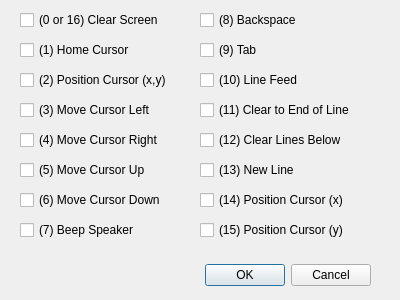
First picture: the form in propside/TermPrefs.ui, repository parallaxinc/SimpleIDE, before the edit.
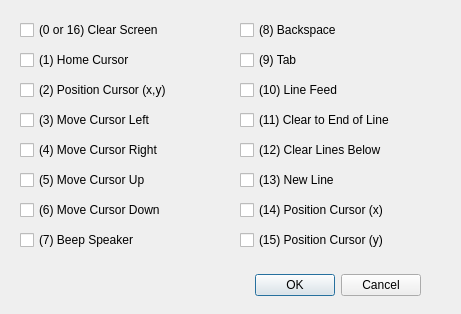
Second picture: the form after the edit.

What changed in the file:
```diff
--- a/propside/TermPrefs.ui
+++ b/propside/TermPrefs.ui
@@ -6,8 +6,8 @@
    <rect>
     <x>0</x>
     <y>0</y>
-    <width>400</width>
-    <height>300</height>
+    <width>461</width>
+    <height>314</height>
    </rect>
   </property>
   <property name="windowTitle">
@@ -17,8 +17,8 @@
    <property name="geometry">
     <rect>
      <x>30</x>
-     <y>260</y>
-     <width>341</width>
+     <y>270</y>
+     <width>391</width>
      <height>31</height>
     </rect>
    </property>
@@ -33,8 +33,8 @@
    <property name="geometry">
     <rect>
      <x>20</x>
-     <y>10</y>
-     <width>156</width>
+     <y>20</y>
+     <width>201</width>
      <height>20</height>
     </rect>
    </property>
@@ -46,8 +46,8 @@
    <property name="geometry">
     <rect>
      <x>20</x>
-     <y>40</y>
-     <width>123</width>
+     <y>50</y>
+     <width>201</width>
      <height>20</height>
     </rect>
    </property>
@@ -59,8 +59,8 @@
    <property name="geometry">
     <rect>
      <x>20</x>
-     <y>70</y>
-     <width>164</width>
+     <y>80</y>
+     <width>201</width>
      <height>20</height>
     </rect>
    </property>
@@ -72,8 +72,8 @@
    <property name="geometry">
     <rect>
      <x>20</x>
-     <y>100</y>
-     <width>145</width>
+     <y>110</y>
+     <width>201</width>
      <height>20</height>
     </rect>
    </property>
@@ -85,8 +85,8 @@
    <property name="geometry">
     <rect>
      <x>20</x>
-     <y>130</y>
-     <width>153</width>
+     <y>140</y>
+     <width>201</width>
      <height>20</height>
     </rect>
    </property>
@@ -98,8 +98,8 @@
    <property name="geometry">
     <rect>
      <x>20</x>
-     <y>160</y>
-     <width>139</width>
+     <y>170</y>
+     <width>201</width>
      <height>20</height>
     </rect>
    </property>
@@ -111,8 +111,8 @@
    <property name="geometry">
     <rect>
      <x>20</x>
-     <y>190</y>
-     <width>156</width>
+     <y>200</y>
+     <width>201</width>
      <height>20</height>
     </rect>
    </property>
@@ -124,8 +124,8 @@
    <property name="geometry">
     <rect>
      <x>20</x>
-     <y>220</y>
-     <width>127</width>
+     <y>230</y>
+     <width>201</width>
      <height>20</height>
     </rect>
    </property>
@@ -136,9 +136,9 @@
   <widget class="QCheckBox" name="cbBackSpace">
    <property name="geometry">
     <rect>
-     <x>200</x>
-     <y>10</y>
-     <width>107</width>
+     <x>240</x>
+     <y>20</y>
+     <width>211</width>
      <height>20</height>
     </rect>
    </property>
@@ -149,9 +149,9 @@
   <widget class="QCheckBox" name="cbTab">
    <property name="geometry">
     <rect>
-     <x>200</x>
-     <y>40</y>
-     <width>68</width>
+     <x>240</x>
+     <y>50</y>
+     <width>211</width>
      <height>20</height>
     </rect>
    </property>
@@ -162,9 +162,9 @@
   <widget class="QCheckBox" name="cbLineFeed">
    <property name="geometry">
     <rect>
-     <x>200</x>
-     <y>70</y>
-     <width>110</width>
+     <x>240</x>
+     <y>80</y>
+     <width>211</width>
      <height>20</height>
     </rect>
    </property>
@@ -175,9 +175,9 @@
   <widget class="QCheckBox" name="cbClearToEOL">
    <property name="geometry">
     <rect>
-     <x>200</x>
-     <y>100</y>
-     <width>167</width>
+     <x>240</x>
+     <y>110</y>
+     <width>211</width>
      <height>20</height>
     </rect>
    </property>
@@ -188,9 +188,9 @@
   <widget class="QCheckBox" name="cbClearLinesBelow">
    <property name="geometry">
     <rect>
-     <x>200</x>
-     <y>130</y>
-     <width>156</width>
+     <x>240</x>
+     <y>140</y>
+     <width>211</width>
      <height>20</height>
     </rect>
    </property>
@@ -201,9 +201,9 @@
   <widget class="QCheckBox" name="cbNewLine">
    <property name="geometry">
     <rect>
-     <x>200</x>
-     <y>160</y>
-     <width>107</width>
+     <x>240</x>
+     <y>170</y>
+     <width>211</width>
      <height>20</height>
     </rect>
    </property>
@@ -214,9 +214,9 @@
   <widget class="QCheckBox" name="cbPositionCursorX">
    <property name="geometry">
     <rect>
-     <x>200</x>
-     <y>190</y>
-     <width>161</width>
+     <x>240</x>
+     <y>200</y>
+     <width>211</width>
      <height>20</height>
     </rect>
    </property>
@@ -227,9 +227,9 @@
   <widget class="QCheckBox" name="cbPositionCursorY">
    <property name="geometry">
     <rect>
-     <x>200</x>
-     <y>220</y>
-     <width>161</width>
+     <x>240</x>
+     <y>230</y>
+     <width>211</width>
      <height>20</height>
     </rect>
    </property>
```
